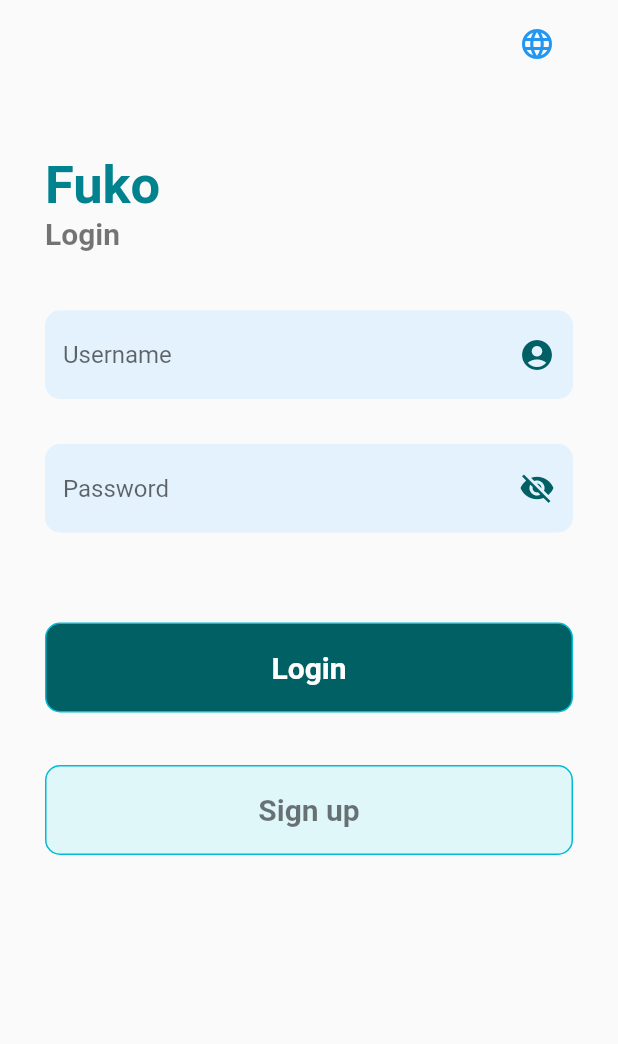
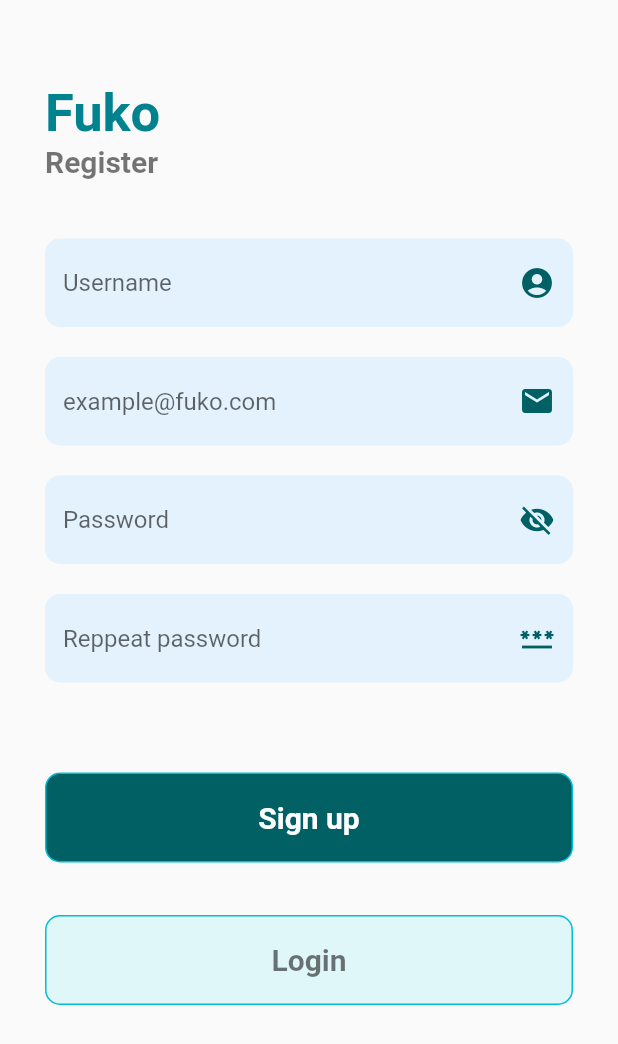
Before and after one commit to UWIMANAThierry/dart, a Flutter app: the screen it shows after launch, after a tap on "Sign up", on a phone screen of 412 x 824 dp. Shown: the top 1044 px of the screen. Run offline on Flutter 3.47's test engine with Material 2 defaults, Android fonts, the phone set to English and light mode, and no system bars.

Commit message:
signup page

```diff
--- /dev/null
+++ b/lib/screens/auth/signup.dart
@@ -0,0 +1,117 @@
+import 'package:flutter/material.dart';
+import 'package:fuko_app/widgets/custom_btn.dart';
+import 'package:fuko_app/widgets/input_email.dart';
+import 'package:fuko_app/widgets/input_pwd.dart';
+import 'package:fuko_app/widgets/other_input.dart';
+
+class SignUpPage extends StatefulWidget {
+  SignUpPage({Key? key}) : super(key: key);
+
+  @override
+  _SignUpPageState createState() => _SignUpPageState();
+}
+
+class _SignUpPageState extends State<SignUpPage> {
+  @override
+  Widget build(BuildContext context) {
+    return Scaffold(
+      body: SafeArea(
+          child: SingleChildScrollView(
+              child: Container(
+        child: Column(
+          children: [
+            SizedBox(
+              height: 5,
+            ),
+            topContent(),
+            SizedBox(
+              height: 10,
+            ),
+            loginInputField()
+          ],
+        ),
+      ))),
+    );
+  }
+
+  Widget topContent() {
+    return Container(
+      margin: EdgeInsets.only(right: 30, left: 30),
+      child: Column(
+        children: [
+          SizedBox(
+            height: 30,
+          ),
+          Container(
+            margin: EdgeInsets.only(top: 20),
+            child: Align(
+                alignment: Alignment.bottomLeft,
+                child: Column(
+                  mainAxisAlignment: MainAxisAlignment.spaceEvenly,
+                  children: [
+                    Align(
+                      alignment: Alignment.bottomLeft,
+                      child: Text(
+                        "Fuko",
+                        style: TextStyle(
+                            fontSize: 35,
+                            fontWeight: FontWeight.w600,
+                            color: Colors.cyan[800]),
+                      ),
+                    ),
+                    Align(
+                      alignment: Alignment.bottomLeft,
+                      child: Text(
+                        "Register",
+                        style: TextStyle(
+                            color: Colors.black54,
+                            fontWeight: FontWeight.w600,
+                            fontSize: 20),
+                      ),
+                    )
+                  ],
+                )),
+          )
+        ],
+      ),
+    );
+  }
+
+  Widget loginInputField() {
+    final colorOne = Colors.cyan[900];
+    final colorTwo = Colors.cyan[50];
+    final textColorOne = Colors.white;
+    final textColorTwo = Colors.black54;
+    return Container(
+      padding: EdgeInsets.only(left: 30, right: 30, top: 30),
+      child: Column(
+        children: [
+          usernameFormField(),
+          SizedBox(
+            height: 20,
+          ),
+          EmailInputFeild(),
+          SizedBox(
+            height: 20,
+          ),
+          PwdInputField(),
+          SizedBox(
+            height: 20,
+          ),
+          reppeatFormField(),
+          SizedBox(
+            height: 60,
+          ),
+          customButtom(context, 'Sign up', colorOne, textColorOne),
+          SizedBox(
+            height: 35,
+          ),
+          customButtom(context, 'Login', colorTwo, textColorTwo),
+          SizedBox(
+            height: 48,
+          ),
+        ],
+      ),
+    );
+  }
+}
--- a/lib/widgets/custom_btn.dart
+++ b/lib/widgets/custom_btn.dart
@@ -1,4 +1,6 @@
 import 'package:flutter/material.dart';
+import 'package:fuko_app/screens/auth/login.dart';
+import 'package:fuko_app/screens/auth/signup.dart';
 
 Widget customButtom(context, title, btnColor, textColor) {
   return Container(
@@ -16,12 +18,11 @@ Widget customButtom(context, title, btnColor, textColor) {
       ),
       onPressed: () {
         if (title == "Login") {
-          // Navigator.push(
-          //     context, MaterialPageRoute(builder: (context) => HomeScreen())
-          //     );
+          Navigator.push(
+              context, MaterialPageRoute(builder: (context) => LoginPage()));
         } else if (title == "Sign up") {
-          // Navigator.push(
-          //     context, MaterialPageRoute(builder: (context) => HomeScreen()));
+          Navigator.push(
+              context, MaterialPageRoute(builder: (context) => SignUpPage()));
         } else if (title == "next") {
           // Navigator.push(
           //     context, MaterialPageRoute(builder: (context) => HomeScreen()));
--- a/lib/widgets/input_email.dart
+++ b/lib/widgets/input_email.dart
@@ -12,13 +12,19 @@ class _EmailInputFeildState extends State<EmailInputFeild> {
   @override
   Widget build(BuildContext context) {
     return Container(
+      decoration: BoxDecoration(
+        borderRadius: BorderRadius.circular(10),
+        color: Colors.blue[50],
+      ),
       child: TextFormField(
         keyboardType: TextInputType.emailAddress,
         decoration: InputDecoration(
             hintText: 'example@fuko.com',
-            suffixIcon: Icon(Icons.check_circle, color: Colors.blue),
-            border:
-                OutlineInputBorder(borderRadius: BorderRadius.circular(10))),
+            suffixIcon: Icon(Icons.email, color: Colors.cyan[900]),
+            border: OutlineInputBorder(
+              borderRadius: BorderRadius.circular(10),
+              borderSide: BorderSide.none,
+            )),
       ),
     );
   }
--- a/lib/widgets/other_input.dart
+++ b/lib/widgets/other_input.dart
@@ -20,3 +20,23 @@ Widget usernameFormField() {
     ),
   );
 }
+
+Widget reppeatFormField() {
+  return Container(
+    decoration: BoxDecoration(
+      borderRadius: BorderRadius.circular(10),
+      color: Colors.blue[50],
+    ),
+    child: TextFormField(
+      keyboardType: TextInputType.text,
+      textInputAction: TextInputAction.next,
+      decoration: InputDecoration(
+          hintText: 'Reppeat password',
+          suffixIcon: Icon(Icons.password, color: Colors.cyan[900]),
+          border: OutlineInputBorder(
+            borderRadius: BorderRadius.circular(10),
+            borderSide: BorderSide.none,
+          )),
+    ),
+  );
+}
```
